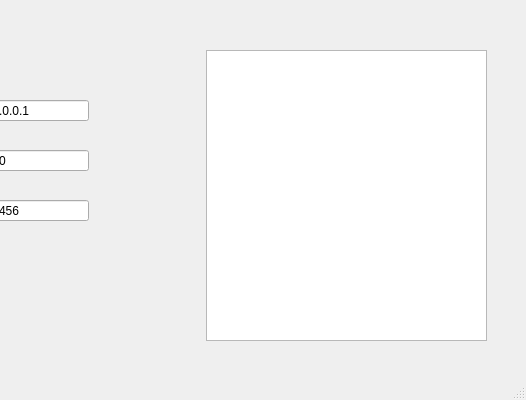
Qt form proxyGUI/mainwindow.ui (qgjyf2001/cppproxy) before a commit; both pictures show x 434 to 960 and y 0 to 400 of the 960 by 400 pixel window.
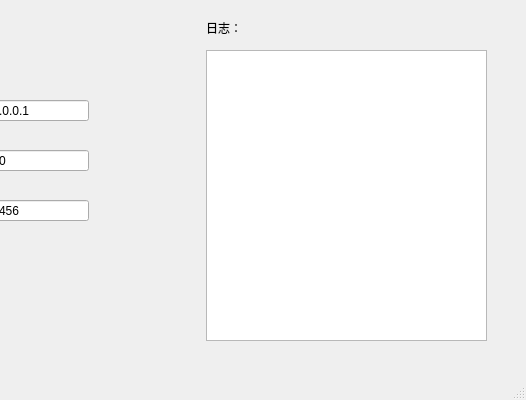
The same form after that commit.

Commit message: 日志输出

```diff
--- a/proxyGUI/mainwindow.ui
+++ b/proxyGUI/mainwindow.ui
@@ -193,6 +193,19 @@
      </rect>
     </property>
    </widget>
+   <widget class="QLabel" name="label_7">
+    <property name="geometry">
+     <rect>
+      <x>640</x>
+      <y>20</y>
+      <width>68</width>
+      <height>15</height>
+     </rect>
+    </property>
+    <property name="text">
+     <string>日志：</string>
+    </property>
+   </widget>
   </widget>
   <widget class="QMenuBar" name="menubar">
    <property name="geometry">
```
The commit also changes 3 other files.
